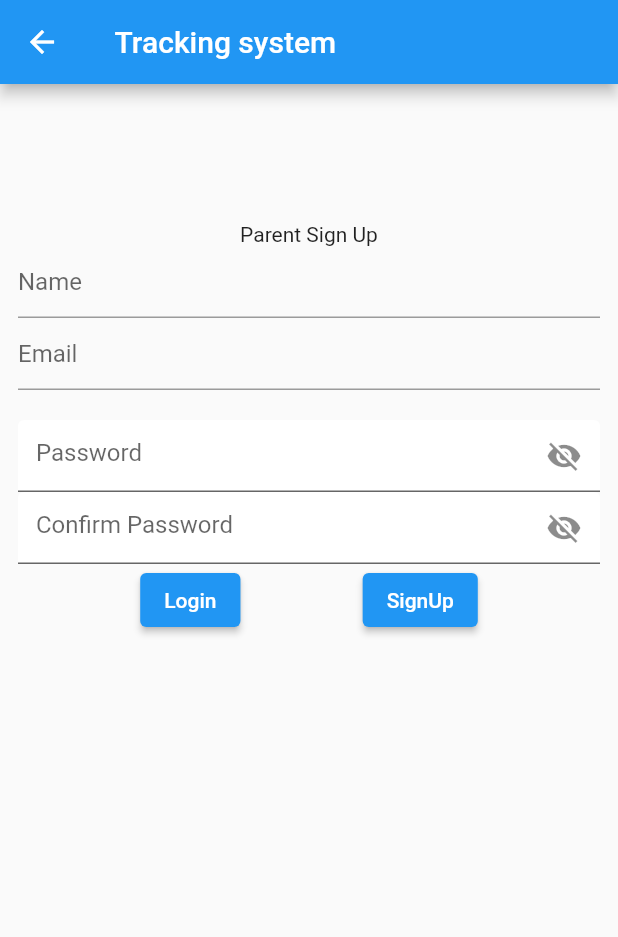
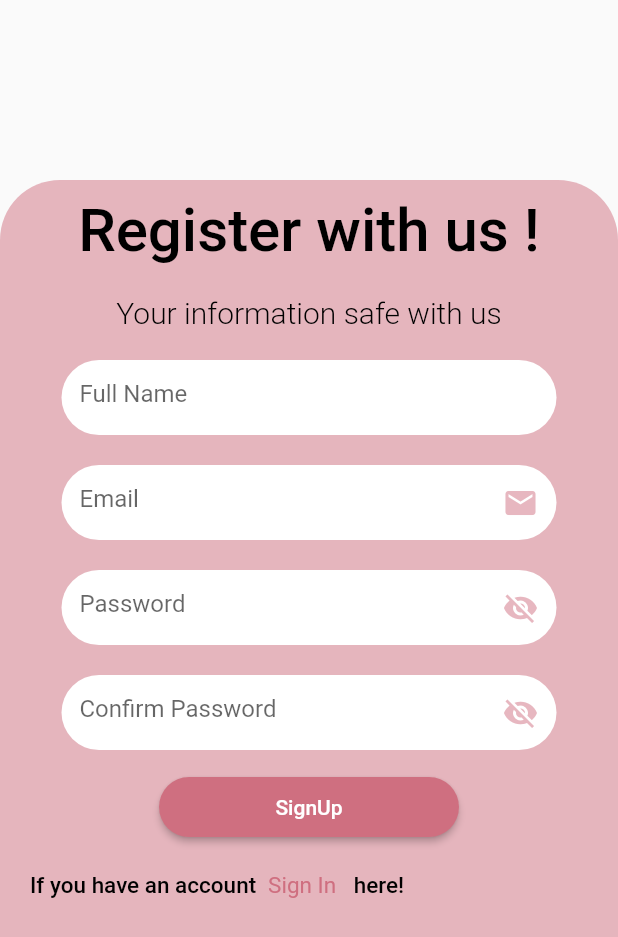
Before and after one commit to NaseerAhmed3/auto_mobile_tracker, a Flutter app: the SignUpPage screen opened directly, on a phone screen of 412 x 824 dp. Shown: the top 937 px of the screen. Run offline on Flutter 3.47's test engine with Material 2 defaults, Android fonts, the phone set to English and light mode, and no system bars; our stand-ins replace cloud_firestore, firebase_auth, firebase_core, firebase_database, firebase_storage, google_maps_flutter and 2 more; accounts and stored records are empty.

Commit message:
log in and signup chenges

```diff
--- a/auto_mobile_tracker/lib/login.dart
+++ b/auto_mobile_tracker/lib/login.dart
@@ -37,9 +37,7 @@ class _LoginPageState extends State<LoginPage> {
             ),
             child: Column(
               children: <Widget>[
-                SizedBox(
-                  child: Center(
-                    child: Container(
+                Container(
                   margin: const EdgeInsets.all(12),
                   child: Form(
                     key: _formkey,
@@ -66,8 +64,7 @@ class _LoginPageState extends State<LoginPage> {
                             // borderRadius: BorderRadius.circular(20),
                             // color: Colors.amber,
                             image: DecorationImage(
-                                    image: AssetImage(
-                                        'assets/images/loginpic.png'),
+                                image: AssetImage('assets/images/loginpic.png'),
                                 fit: BoxFit.fill),
                           ),
                         ),
@@ -160,7 +157,7 @@ class _LoginPageState extends State<LoginPage> {
                             ),
                           ),
                         ),
-
+// Login Button
                         Padding(
                           padding: const EdgeInsets.all(8.0),
                           child: SizedBox(
@@ -181,12 +178,10 @@ class _LoginPageState extends State<LoginPage> {
                             ),
                           ),
                         ),
-                            // kbutton(Rpage: {
-                            //   signIn(
-                            //       emailController.text, passwordController.text)
-                            // }, BText: "Login", CHeight: 30.0, CWidth: 200.0),
                         // TextButton for Signup
-                            Row(
+                        Padding(
+                          padding: const EdgeInsets.only(left: 20),
+                          child: Row(
                             children: [
                               Consttext(
                                   ctext: "If you don't have an account",
@@ -198,8 +193,7 @@ class _LoginPageState extends State<LoginPage> {
                                   Navigator.push(
                                     context,
                                     MaterialPageRoute(
-                                        builder: (context) =>
-                                            const SignUpPage(),
+                                      builder: (context) => const SignUpPage(),
                                     ),
                                   );
                                 },
@@ -209,15 +203,19 @@ class _LoginPageState extends State<LoginPage> {
                                     kfonts: 15.0,
                                     kcolor: kcolor),
                               ),
+                              Consttext(
+                                  ctext: "here!",
+                                  kfontw: FontWeight.w500,
+                                  kfonts: 15.0,
+                                  kcolor: Colors.black),
                             ],
+                          ),
                         ),
 
                         const SizedBox(
                           height: 10,
                         ),
                       ],
-                        ),
-                      ),
                     ),
                   ),
                 ),
--- a/auto_mobile_tracker/lib/signup.dart
+++ b/auto_mobile_tracker/lib/signup.dart
@@ -1,3 +1,4 @@
+import 'package:auto_mobile_tracker/components.dart';
 import 'package:cloud_firestore/cloud_firestore.dart';
 import 'package:firebase_auth/firebase_auth.dart';
 import 'package:flutter/material.dart';
@@ -28,31 +29,91 @@ class _SignUpPageState extends State<SignUpPage> {
   }
 
   Widget _userSignupView() {
-    return Container(
-      margin: const EdgeInsets.all(12),
+    return Padding(
+      padding: const EdgeInsets.only(top: 120),
+      child: Container(
+        height: 850,
+        width: double.infinity,
+        decoration: BoxDecoration(
+          color: Color(0x7fCF6F80),
+          borderRadius: BorderRadius.only(
+            topLeft: Radius.circular(40),
+            topRight: Radius.circular(40),
+          ),
+        ),
         child: Form(
           key: _formkey,
           child: Column(
-          mainAxisAlignment: MainAxisAlignment.center,
-          crossAxisAlignment: CrossAxisAlignment.center,
+            // mainAxisAlignment: MainAxisAlignment.center,
+            // crossAxisAlignment: CrossAxisAlignment.center,
             children: [
-            const SizedBox(
-              height: 80,
+              // TOP TEXT
+              Padding(
+                padding: const EdgeInsets.all(10.0),
+                child: Consttext(
+                  ctext: "Register with us !",
+                  kfontw: FontWeight.w500,
+                  kfonts: 40.0,
+                  kcolor: Colors.black,
                 ),
-            const Text(
-              "Parent Sign Up",
+              ), // TOP TEXT
+              Padding(
+                padding: const EdgeInsets.all(10.0),
+                child: Consttext(
+                  ctext: "Your information safe with us",
+                  kfontw: FontWeight.w300,
+                  kfonts: 20.0,
+                  kcolor: Colors.black,
                 ),
-            TextFormField(
+              ),
+              // Name Feild
+              Padding(
+                padding: const EdgeInsets.all(10.0),
+                child: SizedBox(
+                  height: 50,
+                  width: 330,
+                  child: TextFormField(
                     controller: nameController,
-              decoration: const InputDecoration(
-                hintText: 'Name',
+                    decoration: InputDecoration(
+                      hintText: "Full Name",
+                      // hintStyle: TextStyle(color:  Color(0x7fCF6F80),),
+                      filled: true,
+                      fillColor: Colors.white,
+                      focusedBorder: OutlineInputBorder(
+                        borderSide: BorderSide.none,
+                        borderRadius: BorderRadius.circular(30.0),
+                      ),
+                      border: OutlineInputBorder(
+                        borderSide: BorderSide.none,
+                        borderRadius: BorderRadius.circular(30.0),
+                      ),
                     ),
                     keyboardType: TextInputType.name,
                   ),
-            TextFormField(
+                ),
+              ),
+              // Email Textfeild
+              Padding(
+                padding: const EdgeInsets.all(10.0),
+                child: SizedBox(
+                  height: 50,
+                  width: 330,
+                  child: TextFormField(
                     controller: emailController,
-              decoration: const InputDecoration(
-                hintText: 'Email',
+                    decoration: InputDecoration(
+                      suffixIcon: Icon(Icons.email),
+                      suffixIconColor: Color(0x7fCF6F80),
+                      hintText: "Email",
+                      filled: true,
+                      fillColor: Colors.white,
+                      focusedBorder: OutlineInputBorder(
+                        borderSide: BorderSide.none,
+                        borderRadius: BorderRadius.circular(30.0),
+                      ),
+                      border: OutlineInputBorder(
+                        borderSide: BorderSide.none,
+                        borderRadius: BorderRadius.circular(30.0),
+                      ),
                     ),
                     validator: (value) {
                       if (value!.isEmpty) {
@@ -67,23 +128,38 @@ class _SignUpPageState extends State<SignUpPage> {
                     },
                     keyboardType: TextInputType.emailAddress,
                   ),
-            const SizedBox(
-              height: 20,
                 ),
-            TextFormField(
+              ),
+              // Password Textfeild
+              Padding(
+                padding: const EdgeInsets.all(10.0),
+                child: SizedBox(
+                  height: 50,
+                  width: 330,
+                  child: TextFormField(
                     controller: passwordController,
                     decoration: InputDecoration(
                       suffixIcon: IconButton(
-                    icon: Icon(
-                        _isObscure ? Icons.visibility_off : Icons.visibility),
+                          icon: Icon(_isObscure
+                              ? Icons.visibility_off
+                              : Icons.visibility),
                           onPressed: () {
                             setState(() {
                               _isObscure = !_isObscure;
                             });
                           }),
+                      suffixIconColor: Color(0x7fCF6F80),
+                      hintText: 'Password',
                       filled: true,
                       fillColor: Colors.white,
-                hintText: 'Password',
+                      focusedBorder: OutlineInputBorder(
+                        borderSide: BorderSide.none,
+                        borderRadius: BorderRadius.circular(30.0),
+                      ),
+                      border: OutlineInputBorder(
+                        borderSide: BorderSide.none,
+                        borderRadius: BorderRadius.circular(30.0),
+                      ),
                     ),
                     validator: (value) {
                       RegExp regex = RegExp(r'^.{6,}$');
@@ -97,34 +173,80 @@ class _SignUpPageState extends State<SignUpPage> {
                       }
                     },
                   ),
-            TextFormField(
+                ),
+              ),
+              // Confirm Password Textfeild
+              Padding(
+                padding: const EdgeInsets.all(10.0),
+                child: SizedBox(
+                  height: 50,
+                  width: 330,
+                  child: TextFormField(
                     controller: confirmpassController,
                     decoration: InputDecoration(
                       suffixIcon: IconButton(
-                    icon: Icon(
-                        _isObscure2 ? Icons.visibility_off : Icons.visibility),
+                          icon: Icon(_isObscure2
+                              ? Icons.visibility_off
+                              : Icons.visibility),
                           onPressed: () {
                             setState(() {
                               _isObscure2 = !_isObscure2;
                             });
                           }),
+                      suffixIconColor: Color(0x7fCF6F80),
+                      hintText: 'Confirm Password',
                       filled: true,
                       fillColor: Colors.white,
-                hintText: 'Confirm Password',
+                      focusedBorder: OutlineInputBorder(
+                        borderSide: BorderSide.none,
+                        borderRadius: BorderRadius.circular(30.0),
+                      ),
+                      border: OutlineInputBorder(
+                        borderSide: BorderSide.none,
+                        borderRadius: BorderRadius.circular(30.0),
+                      ),
                     ),
                     validator: (value) {
-                if (confirmpassController.text != passwordController.text) {
+                      if (confirmpassController.text !=
+                          passwordController.text) {
                         return "Password did not match";
                       } else {
                         return null;
                       }
                     },
                   ),
-            Row(
-              mainAxisAlignment: MainAxisAlignment.spaceEvenly,
-              crossAxisAlignment: CrossAxisAlignment.end,
+                ),
+              ),
+              //  Signup button
+              Padding(
+                padding: const EdgeInsets.all(8.0),
+                child: SizedBox(
+                  height: 40,
+                  width: 200,
+                  child: ElevatedButton(
+                    onPressed: () {
+                      signUp(emailController.text, passwordController.text);
+                    },
+                    style: ElevatedButton.styleFrom(
+                      backgroundColor: kcolor,
+                      shape: RoundedRectangleBorder(
+                        borderRadius: BorderRadius.circular(50.0),
+                      ),
+                    ),
+                    child: const Text("SignUp"),
+                  ),
+                ),
+              ),
+              Padding(
+                padding: const EdgeInsets.only(left: 20),
+                child: Row(
                   children: [
-                ElevatedButton(
+                    Consttext(
+                        ctext: "If you have an account",
+                        kfontw: FontWeight.w500,
+                        kfonts: 15.0,
+                        kcolor: Colors.black),
+                    TextButton(
                       onPressed: () {
                         Navigator.push(
                           context,
@@ -133,23 +255,26 @@ class _SignUpPageState extends State<SignUpPage> {
                           ),
                         );
                       },
-                  child: const Text("Login"),
+                      child: Consttext(
+                          ctext: "Sign In ",
+                          kfontw: FontWeight.w400,
+                          kfonts: 15.0,
+                          kcolor: kcolor),
                     ),
-                ElevatedButton(
-                  onPressed: () {
-                    signUp(
-                      emailController.text,
-                      passwordController.text,
-                    );
-                  },
-                  child: const Text("SignUp"),
-                ),
+                    Consttext(
+                        ctext: "here!",
+                        kfontw: FontWeight.w500,
+                        kfonts: 15.0,
+                        kcolor: Colors.black),
                   ],
                 ),
+              ),
+
               const SizedBox(
                 height: 20,
               ),
             ],
+          ),
         ),
       ),
     );
@@ -158,18 +283,7 @@ class _SignUpPageState extends State<SignUpPage> {
   @override
   Widget build(BuildContext context) {
     return Scaffold(
-      appBar: AppBar(
-        title: const Text(" Tracking system"),
-      ),
-      body: SingleChildScrollView(
-        child: Column(
-          children: <Widget>[
-            SizedBox(
-              child: SingleChildScrollView(child: _userSignupView()),
-            ),
-          ],
-        ),
-      ),
+      body: SingleChildScrollView(child: _userSignupView()),
     );
   }
 
```
Lines whose indentation alone changed are shown as unchanged.
